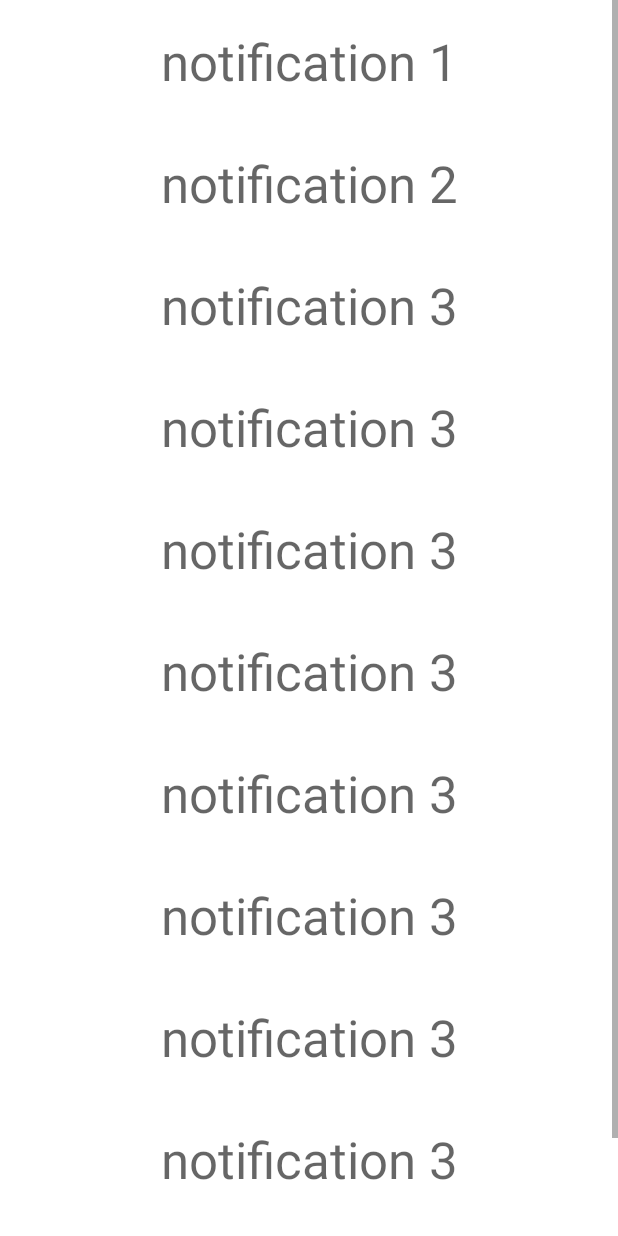
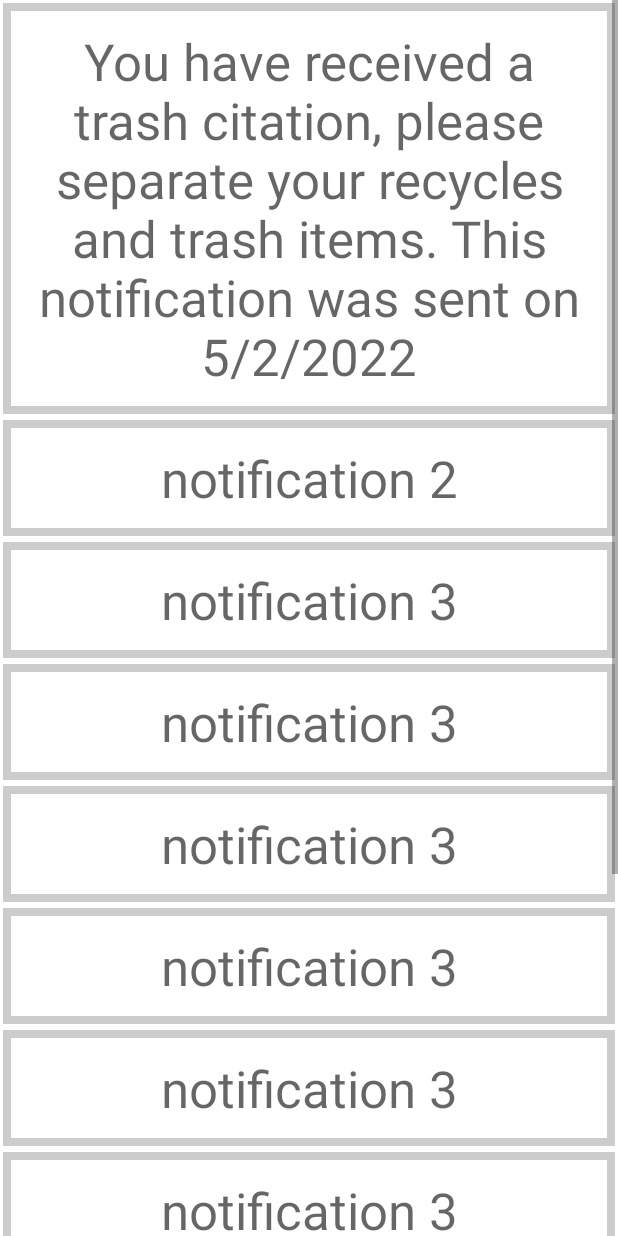
Before and after one commit to ssbarnes/RecylingReminderProject, an Android app: the ResidentNotifications screen opened directly, with no data from a screen before it, on a phone screen of 412 x 824 dp. Run offline under Robolectric (Android 15) with nearby library versions, the phone set to English and light mode, and no system bars; our stand-ins replace Firebase (no records; nobody signed in at launch, a user with empty details on screens opened directly).

Commit message:
update to notifications layout

```diff
--- a/app/src/main/java/com/example/recyreminder/data/ResidentNotifications.kt
+++ b/app/src/main/java/com/example/recyreminder/data/ResidentNotifications.kt
@@ -47,7 +47,7 @@ class ResidentNotifications : Activity(){
         val names = ArrayList<String>()
 
         //Here is where a list of notifications from firebase would be shown instead
-        names.add("notification 1")
+        names.add("You have received a trash citation, please separate your recycles and trash items. This notification was sent on 5/2/2022")
         names.add("notification 2")
         names.add("notification 3")
         names.add("notification 3")
--- /dev/null
+++ b/app/src/main/res/drawable/rectangle.xml
@@ -0,0 +1,5 @@
+<?xml version="1.0" encoding="utf-8"?>
+    <shape xmlns:android="http://schemas.android.com/apk/res/android" android:shape="rectangle" >
+        <solid android:color="@android:color/white" />
+        <stroke android:width="5dip" android:color="#cccccc"/>
+    </shape>
--- a/app/src/main/res/layout/notification.xml
+++ b/app/src/main/res/layout/notification.xml
@@ -6,4 +6,5 @@
     android:layout_margin="2dp"
     android:gravity="center"
     android:padding="16dp"
+    android:background="@drawable/rectangle"
     android:textAppearance="@android:style/TextAppearance.Material.Display1" />
```
